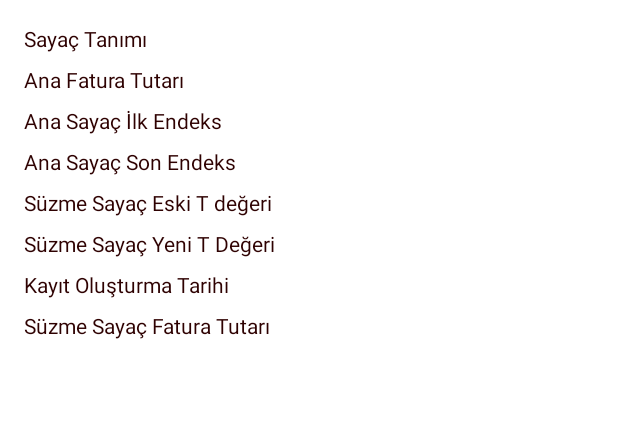
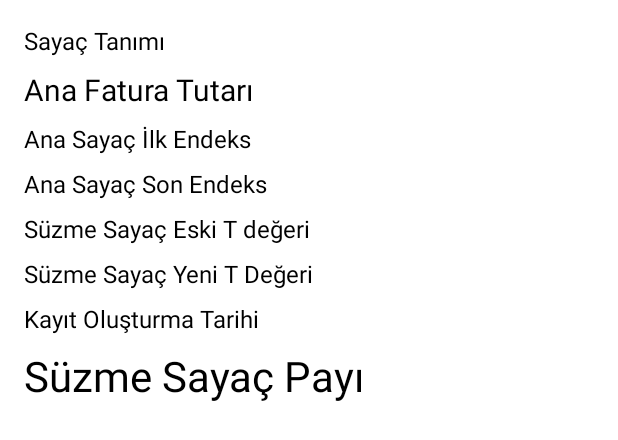
Before and after one commit to mustafaokta/SuzmeSayacHesapla, an Android app: the layout activity_detail.xml on its own in the app's theme, with its tools: preview values and no code run, on a phone screen of 412 x 824 dp. Shown: the top 440 px of the screen. Run offline under Robolectric (Android 15) with nearby library versions, the phone set to English and light mode, and no system bars.

Commit message:
tarih stili, dao regenartion error fix, text color and sizes

```diff
--- a/app/src/main/java/com/mustafaokta/suzmesayachesapla/FaturaActivity.java
+++ b/app/src/main/java/com/mustafaokta/suzmesayachesapla/FaturaActivity.java
@@ -38,6 +38,12 @@ public class FaturaActivity extends AppCompatActivity {
         toast2.show();
         initViews();
         initDb();
+    }
+
+    @Override
+    protected void onDestroy() {
+        super.onDestroy();
+        finish();
     }
 
     private void initDb() {
--- a/app/src/main/java/com/mustafaokta/suzmesayachesapla/MainActivity.java
+++ b/app/src/main/java/com/mustafaokta/suzmesayachesapla/MainActivity.java
@@ -34,6 +34,12 @@ public class MainActivity extends AppCompatActivity implements ItemClickListener
         initRecyclerView();
         initDb();
         initFab();
+    }
+
+    @Override
+    protected void onDestroy() {
+        super.onDestroy();
+        finish();
     }
 
     private void initFab() {
--- a/app/src/main/java/com/mustafaokta/suzmesayachesapla/db/Fatura.java
+++ b/app/src/main/java/com/mustafaokta/suzmesayachesapla/db/Fatura.java
@@ -8,7 +8,7 @@ import org.greenrobot.greendao.annotation.Generated;
 
 
 
-@Entity
+@Entity(generateGettersSetters = false)
 public class Fatura {
     @Id(autoincrement = true)
     private Long id;
@@ -113,5 +113,4 @@ public class Fatura {
 
 
 
-
 }
--- a/app/src/main/res/layout/activity_detail.xml
+++ b/app/src/main/res/layout/activity_detail.xml
@@ -15,14 +15,18 @@
             android:layout_width="wrap_content"
             android:layout_height="wrap_content"
             android:text="@string/saya_tan_m"
-            android:textColor="#2E0101">
+            android:textColor="#000000"
+            android:textSize="16sp"
+            >
         </TextView>
         <TextView
             android:layout_width="wrap_content"
             android:layout_height="wrap_content"
             android:layout_marginStart="16dp"
             android:id="@+id/sayacTanimlamasiDty"
-            android:textColor="#051137">
+            android:textColor="#000000"
+            android:textSize="16sp"
+            android:gravity="left">
         </TextView>
     </TableRow>
 
@@ -34,14 +38,16 @@
             android:layout_width="wrap_content"
             android:layout_height="wrap_content"
             android:text="@string/ana_fatura_tutar"
-            android:textColor="#2E0101">
+            android:textColor="#000000"
+            android:textSize="20sp">
         </TextView>
         <TextView
             android:layout_width="wrap_content"
             android:layout_height="wrap_content"
             android:layout_marginStart="16dp"
-            android:textColor="#051137"
-            android:id="@+id/faturaToplamTutarDty">
+            android:textColor="#000000"
+            android:id="@+id/faturaToplamTutarDty"
+            android:textSize="20sp">
         </TextView>
     </TableRow>
 
@@ -53,14 +59,16 @@
             android:layout_width="wrap_content"
             android:layout_height="wrap_content"
             android:text="@string/ana_saya_lk_endeks"
-            android:textColor="#2E0101">
+            android:textColor="#000000"
+            android:textSize="16sp">
         </TextView>
         <TextView
             android:layout_width="wrap_content"
             android:layout_height="wrap_content"
             android:layout_marginStart="16dp"
-            android:textColor="#051137"
-            android:id="@+id/faturaSayacIlkEndeksDty">
+            android:textColor="#000000"
+            android:id="@+id/faturaSayacIlkEndeksDty"
+            android:textSize="16sp">
         </TextView>
     </TableRow>
 
@@ -71,15 +79,17 @@
         <TextView
             android:layout_width="wrap_content"
             android:layout_height="wrap_content"
-            android:textColor="#2E0101"
-            android:text="@string/ana_saya_son_endeks">
+            android:textColor="#000000"
+            android:text="@string/ana_saya_son_endeks"
+            android:textSize="16sp">
         </TextView>
         <TextView
             android:layout_width="wrap_content"
             android:layout_height="wrap_content"
             android:layout_marginStart="16dp"
-            android:textColor="#051137"
-            android:id="@+id/faturaSayacSonEndeksDty">
+            android:textColor="#000000"
+            android:id="@+id/faturaSayacSonEndeksDty"
+            android:textSize="16sp">
         </TextView>
     </TableRow>
 
@@ -90,15 +100,17 @@
         <TextView
             android:layout_width="wrap_content"
             android:layout_height="wrap_content"
-            android:textColor="#2E0101"
-            android:text="@string/s_zme_saya_eski_t_de_eri">
+            android:textColor="#000000"
+            android:text="@string/s_zme_saya_eski_t_de_eri"
+            android:textSize="16sp">
         </TextView>
         <TextView
             android:layout_width="wrap_content"
             android:layout_height="wrap_content"
             android:layout_marginStart="16dp"
-            android:textColor="#051137"
-            android:id="@+id/suzmeSayacIlkEndeksDty">
+            android:textColor="#000000"
+            android:id="@+id/suzmeSayacIlkEndeksDty"
+            android:textSize="16sp">
         </TextView>
     </TableRow>
 
@@ -109,15 +121,17 @@
         <TextView
             android:layout_width="wrap_content"
             android:layout_height="wrap_content"
-            android:textColor="#2E0101"
-            android:text="@string/s_zme_saya_yeni_t_de_eri">
+            android:textColor="#000000"
+            android:text="@string/s_zme_saya_yeni_t_de_eri"
+            android:textSize="16sp">
         </TextView>
         <TextView
             android:layout_width="wrap_content"
             android:layout_height="wrap_content"
             android:layout_marginStart="16dp"
-            android:textColor="#051137"
-            android:id="@+id/suzmeSayacSonEndeksDty">
+            android:textColor="#000000"
+            android:id="@+id/suzmeSayacSonEndeksDty"
+            android:textSize="16sp">
         </TextView>
     </TableRow>
 
@@ -128,15 +142,17 @@
     <TextView
         android:layout_width="wrap_content"
         android:layout_height="wrap_content"
-        android:textColor="#2E0101"
-        android:text="@string/kay_t_olu_turma_tarihi">
+        android:textColor="#000000"
+        android:text="@string/kay_t_olu_turma_tarihi"
+        android:textSize="16sp">
     </TextView>
     <TextView
         android:layout_width="wrap_content"
         android:layout_height="wrap_content"
         android:layout_marginStart="16dp"
-        android:textColor="#051137"
-        android:id="@+id/kayitOlusturmaTarihi">
+        android:textColor="#000000"
+        android:id="@+id/kayitOlusturmaTarihi"
+        android:textSize="16sp">
     </TextView>
     </TableRow>
     <TableRow
@@ -146,15 +162,17 @@
         <TextView
             android:layout_width="wrap_content"
             android:layout_height="wrap_content"
-            android:textColor="#2E0101"
-            android:text="@string/s_zme_saya_fatura_tutar">
+            android:textColor="#000000"
+            android:text="Süzme Sayaç Payı"
+            android:textSize="28sp">
         </TextView>
         <TextView
             android:layout_width="wrap_content"
             android:layout_height="wrap_content"
             android:layout_marginStart="16dp"
-            android:textColor="#051137"
-            android:id="@+id/suzmeSayacHesaplananFaturaPayiDty">
+            android:textColor="#000000"
+            android:id="@+id/suzmeSayacHesaplananFaturaPayiDty"
+            android:textSize="28sp">
         </TextView>
 
     </TableRow>
```
Also changed, not shown: app/src/main/java/com/mustafaokta/suzmesayachesapla/DetailActivity.java (+13 -3 lines), app/src/main/res/layout/item_fatura.xml (+16 -9 lines), 1 other file.
